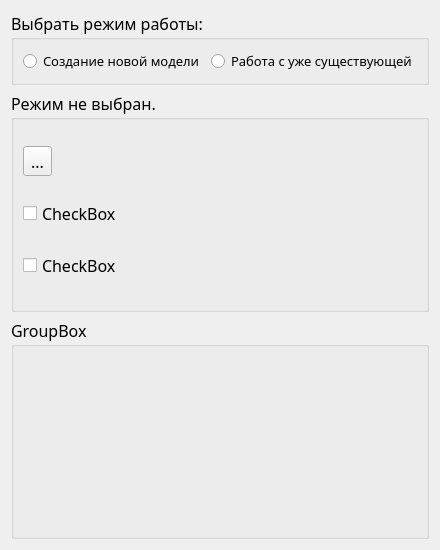
Above: src/widgetpagesandbox/pagesandbox.ui from Marator2K07/LSTM_Text_Generator before the change. Below: the same form after it.
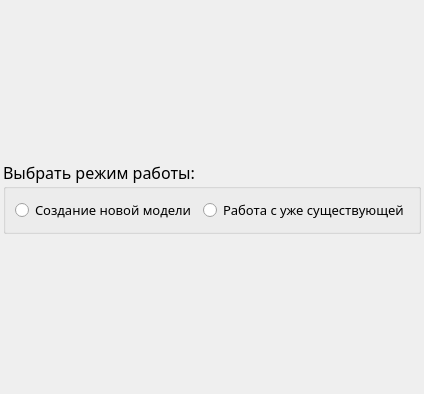
That is the form after the change.

Commit message: Упрощение и правка дизайна.

```diff
--- a/src/widgetpagesandbox/pagesandbox.ui
+++ b/src/widgetpagesandbox/pagesandbox.ui
@@ -7,7 +7,7 @@
     <x>0</x>
     <y>0</y>
     <width>400</width>
-    <height>550</height>
+    <height>394</height>
    </rect>
   </property>
   <property name="font">
@@ -20,6 +20,21 @@
    <string>Form</string>
   </property>
   <layout class="QVBoxLayout" name="verticalLayout">
+   <property name="spacing">
+    <number>4</number>
+   </property>
+   <property name="leftMargin">
+    <number>3</number>
+   </property>
+   <property name="topMargin">
+    <number>3</number>
+   </property>
+   <property name="rightMargin">
+    <number>3</number>
+   </property>
+   <property name="bottomMargin">
+    <number>3</number>
+   </property>
    <item>
     <widget class="QGroupBox" name="selectModeGroupBox">
      <property name="sizePolicy">
@@ -67,43 +82,6 @@
      </layout>
     </widget>
    </item>
-   <item>
-    <widget class="QGroupBox" name="adaptGroupBox">
-     <property name="title">
-      <string>Режим не выбран.</string>
-     </property>
-     <layout class="QVBoxLayout" name="verticalLayout_2">
-      <item>
-       <widget class="QToolButton" name="toolButton">
-        <property name="text">
-         <string>...</string>
-        </property>
-       </widget>
-      </item>
-      <item>
-       <widget class="QCheckBox" name="checkBox">
-        <property name="text">
-         <string>CheckBox</string>
-        </property>
-       </widget>
-      </item>
-      <item>
-       <widget class="QCheckBox" name="checkBox_2">
-        <property name="text">
-         <string>CheckBox</string>
-        </property>
-       </widget>
-      </item>
-     </layout>
-    </widget>
-   </item>
-   <item>
-    <widget class="QGroupBox" name="groupBox_3">
-     <property name="title">
-      <string>GroupBox</string>
-     </property>
-    </widget>
-   </item>
   </layout>
  </widget>
  <resources/>
```
Left out of the diff: 2 changed lines with no effect on the pictures.
